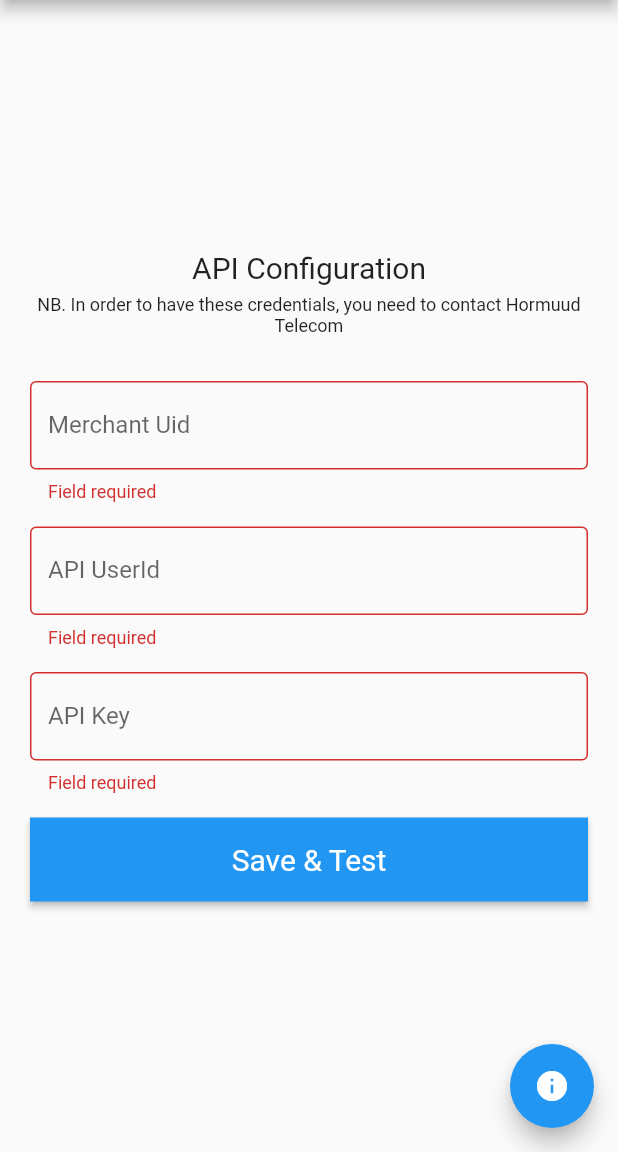
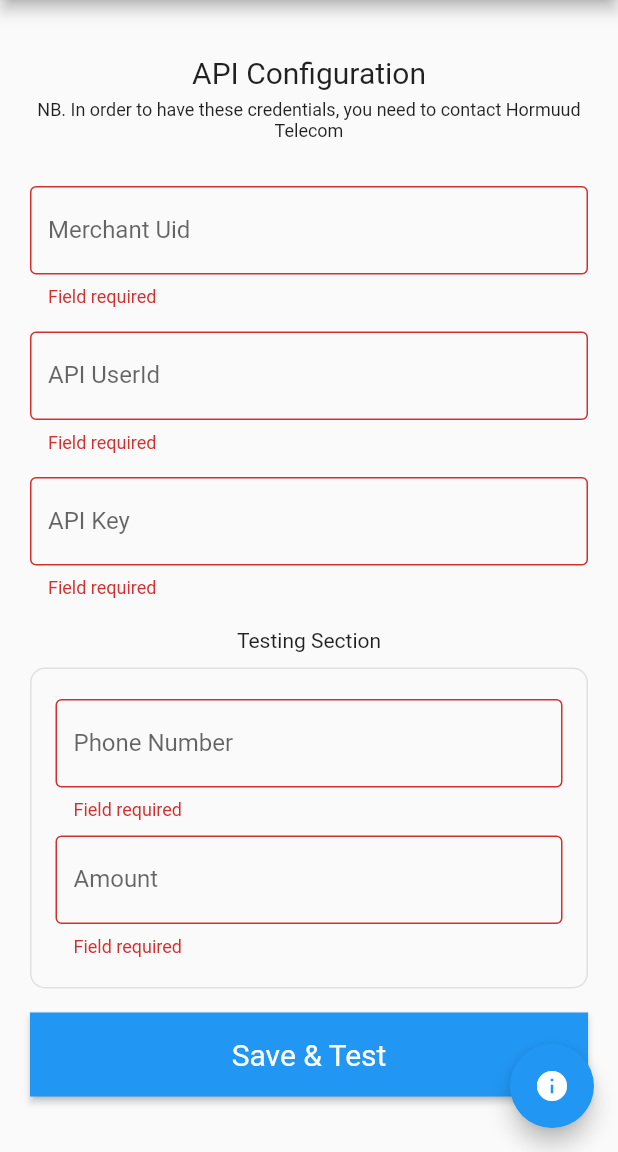
Before and after one commit to baabale/merchant_evc_plus, a Flutter app: the screen it shows after launch, after a tap on "Save & Test", on a phone screen of 412 x 824 dp, the part 84-1236 px from its top. Run offline on Flutter 3.47's test engine with Material 2 defaults, Android fonts, the phone set to English and light mode, and no system bars; drawn by our look-alikes of modal_progress_hud_nsn.

```diff
--- a/example/lib/main.dart
+++ b/example/lib/main.dart
@@ -33,7 +33,8 @@
 
 class _MyHomePageState extends State<MyHomePage> {
   final _formKey = GlobalKey<FormState>();
-  late String merchantUid, apiUserId, apiKey;
+  late String merchantUid, apiUserId, apiKey, phone;
+  late num amount;
   bool isLoading = false;
 
   void makePayment() async {
@@ -48,8 +49,11 @@
         );
         setState(() => isLoading = !isLoading);
         await merchantEvcPlus.makePayment(
-          transactionInfo:
-              TransactionInfo(payerPhoneNumber: '252616102387', amount: 0.01),
+          transactionInfo: TransactionInfo(
+            payerPhoneNumber: phone,
+            amount: amount,
+            invoiceId: 'INV-PLAN-Test',
+          ),
           onSuccess: () {
             ScaffoldMessenger.of(context).showSnackBar(SnackBar(
               content: Text('Payment Successful'),
@@ -136,6 +140,53 @@
                         labelText: 'API Key',
                       ),
                     ),
+                    const SizedBox(height: 20),
+                    const Text('Testing Section'),
+                    const SizedBox(height: 10),
+                    // Testing Fields
+                    Container(
+                      padding: const EdgeInsets.symmetric(
+                          horizontal: 16, vertical: 20),
+                      decoration: BoxDecoration(
+                        border: Border.all(color: Colors.grey.shade300),
+                        borderRadius: BorderRadius.circular(10),
+                      ),
+                      child: Column(
+                        children: [
+                          TextFormField(
+                            validator: (value) {
+                              if (value != null) if (value.isEmpty)
+                                return 'Field required';
+                            },
+                            onSaved: (newValue) {
+                              if (newValue != null) phone = newValue;
+                            },
+                            decoration: InputDecoration(
+                              border: OutlineInputBorder(),
+                              labelText: 'Phone Number',
+                              hintText: '25261123456',
+                            ),
+                          ),
+                          const SizedBox(height: 10),
+                          TextFormField(
+                            keyboardType: TextInputType.number,
+                            validator: (value) {
+                              if (value != null) if (value.isEmpty)
+                                return 'Field required';
+                            },
+                            onSaved: (newValue) {
+                              if (newValue != null)
+                                amount = double.tryParse(newValue) ?? 0;
+                            },
+                            decoration: InputDecoration(
+                              border: OutlineInputBorder(),
+                              labelText: 'Amount',
+                              hintText: '0.5',
+                            ),
+                          ),
+                        ],
+                      ),
+                    ),
                     const SizedBox(height: 16),
                     RawMaterialButton(
                       onPressed: makePayment,
--- a/example/pubspec.yaml
+++ b/example/pubspec.yaml
@@ -33,7 +33,7 @@
   # The following adds the Cupertino Icons font to your application.
   # Use with the CupertinoIcons class for iOS style icons.
   cupertino_icons: ^1.0.2
-  modal_progress_hud_nsn: ^0.1.0-nullsafety-1
+  modal_progress_hud_nsn: ^0.3.0
 
 dev_dependencies:
   flutter_test:
@@ -47,7 +47,7 @@
   # activated in the `analysis_options.yaml` file located at the root of your
   # package. See that file for information about deactivating specific lint
   # rules and activating additional ones.
-  flutter_lints: ^1.0.0
+  flutter_lints: ^2.0.1
 
 # For information on the generic Dart part of this file, see the
 # following page: https://dart.dev/tools/pub/pubspec
```
Also changed, not shown: example/pubspec.lock, 8 other files.
